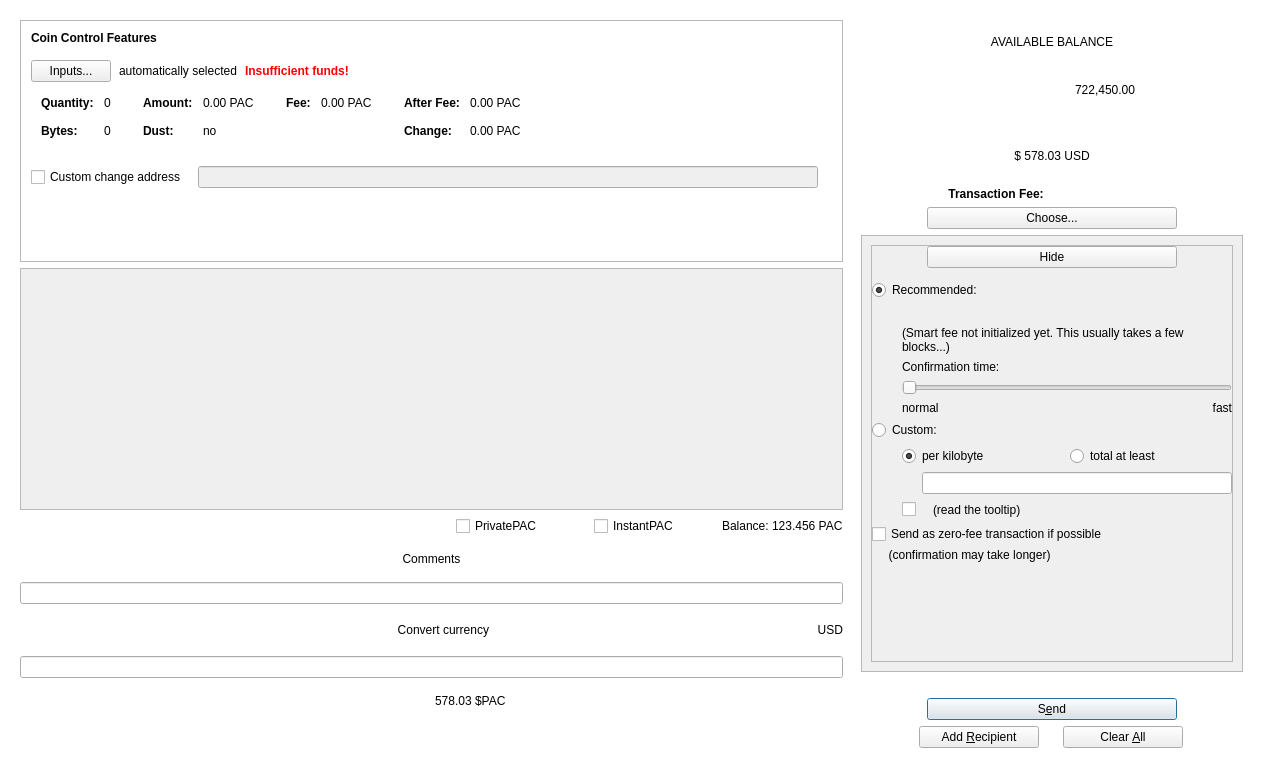
First picture: the form in src/qt/forms/sendcoinsdialog.ui, repository PACCommunity/PAC, before the edit.
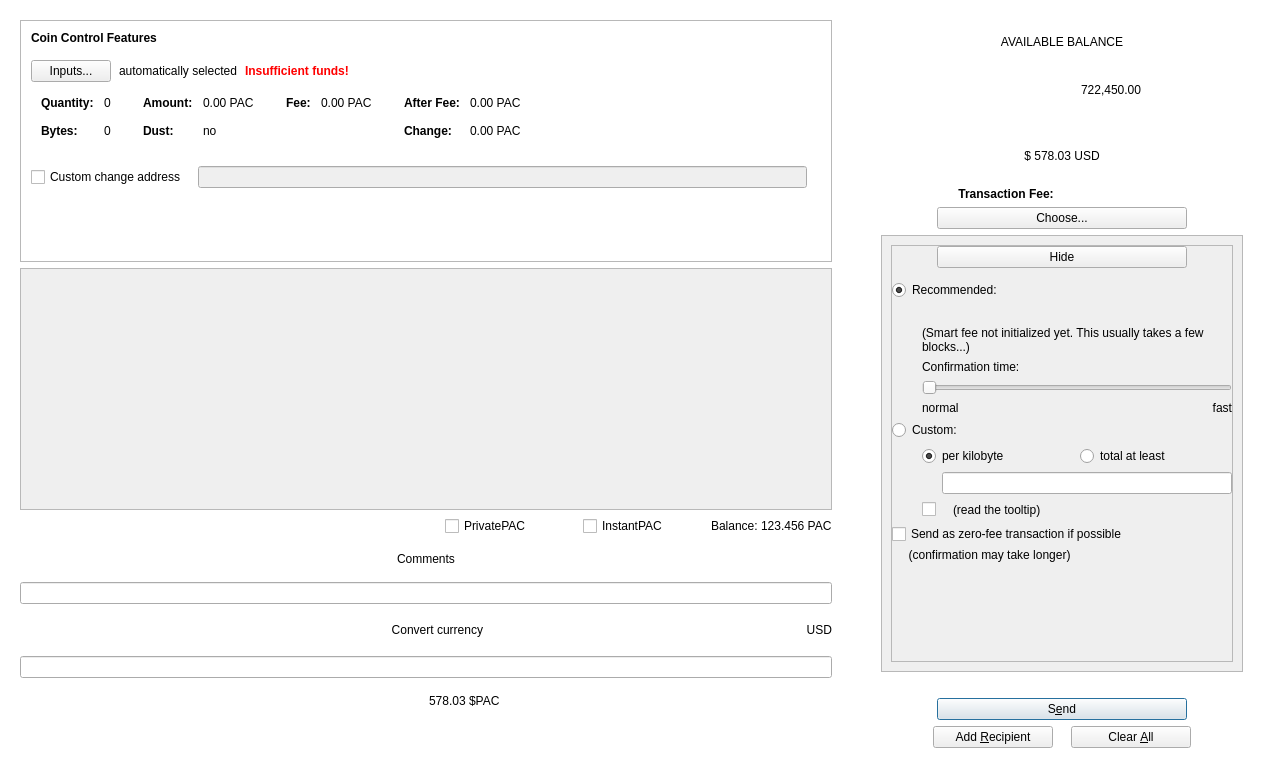
Second picture: the form after the edit. Custom widgets are drawn as their Qt base class.

Commit message: Layout for bigger screens, checkbox added

What changed in the file:
```diff
--- a/src/qt/forms/sendcoinsdialog.ui
+++ b/src/qt/forms/sendcoinsdialog.ui
@@ -40,7 +40,7 @@
        </property>
        <property name="maximumSize">
         <size>
-         <width>1200</width>
+         <width>1600</width>
          <height>16777215</height>
         </size>
        </property>
@@ -619,7 +619,7 @@
              <x>0</x>
              <y>0</y>
              <width>811</width>
-             <height>184</height>
+             <height>212</height>
             </rect>
            </property>
            <property name="styleSheet">
@@ -983,13 +983,13 @@
        </property>
        <property name="minimumSize">
         <size>
-         <width>200</width>
+         <width>250</width>
          <height>0</height>
         </size>
        </property>
        <property name="maximumSize">
         <size>
-         <width>400</width>
+         <width>450</width>
          <height>16777215</height>
         </size>
        </property>
@@ -997,6 +997,9 @@
         <string>container</string>
        </property>
        <layout class="QVBoxLayout" name="verticalLayout_3">
+        <property name="leftMargin">
+         <number>40</number>
+        </property>
         <item>
          <layout class="QGridLayout" name="gridLayout_2">
           <item row="2" column="0">
@@ -1372,9 +1375,9 @@
              <property name="geometry">
               <rect>
                <x>0</x>
-               <y>-67</y>
-               <width>357</width>
-               <height>411</height>
+               <y>0</y>
+               <width>345</width>
+               <height>458</height>
               </rect>
              </property>
              <layout class="QVBoxLayout" name="verticalLayout_6">
```
The commit also changes 5 other files.
